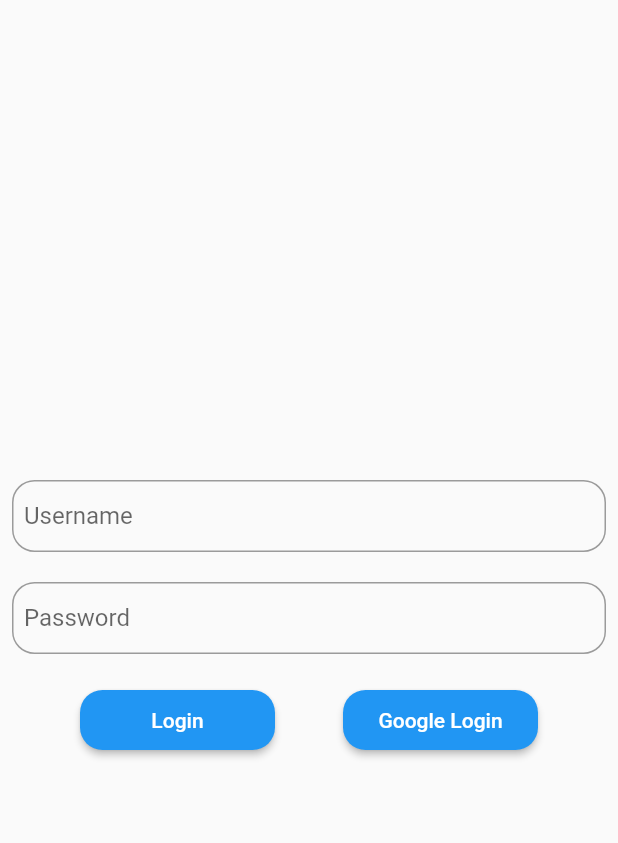
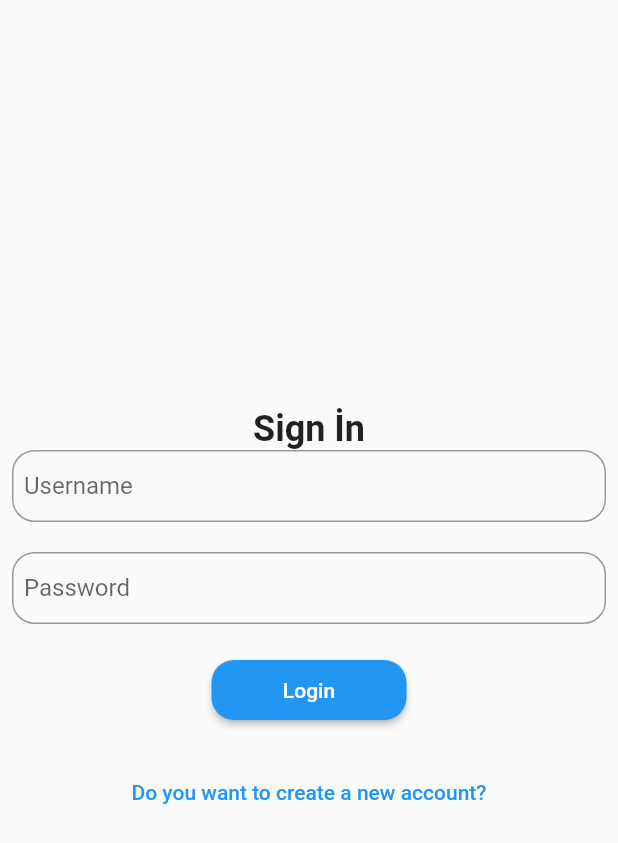
Before and after one commit to tyypgzl/FirebaseRestAPI, a Flutter app: the FireHomeView screen opened directly, after a tap on the "exit to app" icon, on a phone screen of 412 x 824 dp. Shown: the top 843 px of the screen. Run offline on Flutter 3.47's test engine with Material 2 defaults, Android fonts, the phone set to English and light mode, and no system bars; network calls fail.

Commit message:
Basit tasarımlarlar ile giriş ve kayıt işlemleri tamamlandı. Google ile giriş yeniden eklenecek(silindi).

```diff
--- a/Project/lib/core/services/google_signin_services.dart
+++ b/Project/lib/core/services/google_signin_services.dart
@@ -1,6 +1,5 @@
-import 'package:google_sign_in/google_sign_in.dart';
 
-class GoogleSignHelper {
+/* class GoogleSignHelper {
   static GoogleSignHelper _instance = GoogleSignHelper._private();
   GoogleSignHelper._private();
 
@@ -26,7 +25,7 @@ class GoogleSignHelper {
       if (await _googleSignIn.isSignedIn()) {
         final user = _googleSignIn.currentUser;
         final userData = await user!.authentication;
-        print(userData.accessToken);
+
         return userData;
       }
     } catch (e) {
@@ -43,3 +42,4 @@ class GoogleSignHelper {
     }
   }
 }
+ */
--- /dev/null
+++ b/Project/lib/ui/view/authentication/signIn/signin_view.dart
@@ -0,0 +1,124 @@
+import 'package:firebase_rest_api/core/model/user/user_auth_errror.dart';
+import 'package:firebase_rest_api/core/model/user/user_request.dart';
+import 'package:firebase_rest_api/core/services/firebase_servisces.dart';
+import 'package:firebase_rest_api/ui/view/authentication/signUp/signup_view.dart';
+import 'package:firebase_rest_api/ui/view/home/fire_home_view.dart';
+import 'package:flutter/material.dart';
+
+class SignInView extends StatefulWidget {
+  @override
+  _SignInViewState createState() => _SignInViewState();
+}
+
+class _SignInViewState extends State<SignInView> {
+  @override
+  Widget build(BuildContext context) {
+    var tfUsername = TextEditingController();
+    var tfPassword = TextEditingController();
+    FirebaseServices services = FirebaseServices();
+
+    return Scaffold(
+      body: Padding(
+        padding: const EdgeInsets.all(8.0),
+        child: Form(
+          child: Column(
+            mainAxisAlignment: MainAxisAlignment.center,
+            children: [
+              Text(
+                "Sign İn",
+                style: TextStyle(fontSize: 24, fontWeight: FontWeight.bold),
+              ),
+              customTextFormField(tfUsername, false, "Username"),
+              emptySizedBox(),
+              customTextFormField(tfPassword, true, "Password"),
+              emptySizedBox(),
+              Row(
+                mainAxisAlignment: MainAxisAlignment.spaceEvenly,
+                children: [
+                  customLoginButton(services, tfUsername, tfPassword, context),
+                ],
+              ),
+              emptySizedBox(),
+              TextButton(
+                onPressed: () {
+                  Navigator.push(context,
+                      MaterialPageRoute(builder: (context) => SignUpView()));
+                },
+                child: Text("Do you want to create a new account?"),
+              ),
+            ],
+          ),
+        ),
+      ),
+    );
+  }
+}
+
+Widget customTextFormField(TextEditingController tfController,
+        bool passwordVisible, String labelText) =>
+    TextFormField(
+      controller: tfController,
+      obscureText: passwordVisible,
+      decoration: InputDecoration(
+        labelText: labelText,
+        contentPadding: EdgeInsets.all(8),
+        border: OutlineInputBorder(
+          borderRadius: BorderRadius.circular(15),
+        ),
+      ),
+    );
+
+Widget emptySizedBox() => SizedBox(
+      height: 20,
+    );
+
+Widget customLoginButton(
+        FirebaseServices services,
+        TextEditingController tfUsername,
+        TextEditingController tfPassword,
+        BuildContext context) =>
+    ElevatedButton(
+      style: ElevatedButton.styleFrom(
+        shape: RoundedRectangleBorder(
+          borderRadius: BorderRadius.circular(15),
+        ),
+        minimumSize: Size(130, 40),
+      ),
+      onPressed: () async {
+        try {
+          var result = await services.SignInEmailPassword(
+            UserRequest(
+                email: tfUsername.text,
+                password: tfPassword.text,
+                returnSecureToken: true),
+          );
+          if (result is FirebaseAuthError) {
+            ScaffoldMessenger.of(context).showSnackBar(
+              SnackBar(
+                duration: Duration(seconds: 1),
+                content: Text(result.error!.message.toString()),
+              ),
+            );
+          } else {
+            ScaffoldMessenger.of(context).showSnackBar(
+              SnackBar(
+                duration: Duration(seconds: 1),
+                content: Text("User Login Succesful"),
+              ),
+            );
+            Navigator.pushAndRemoveUntil(
+                context,
+                MaterialPageRoute(builder: (context) => FireHomeView()),
+                (route) => false);
+          }
+        } catch (e) {
+          print("********************");
+          print(e.toString());
+        }
+        Future.delayed(Duration(seconds: 1), () {
+          tfUsername.text = "";
+          tfPassword.text = "";
+        });
+      },
+      child: Text("Login"),
+    );
--- a/Project/lib/ui/view/home/fire_home_view.dart
+++ b/Project/lib/ui/view/home/fire_home_view.dart
@@ -1,8 +1,7 @@
 import 'package:firebase_rest_api/core/model/student.dart';
 import 'package:firebase_rest_api/core/model/user.dart';
 import 'package:firebase_rest_api/core/services/firebase_servisces.dart';
-import 'package:firebase_rest_api/core/services/google_signin_services.dart';
-import 'package:firebase_rest_api/ui/view/authentication/login_view.dart';
+import 'package:firebase_rest_api/ui/view/authentication/signIn/signin_view.dart';
 import 'package:flutter/material.dart';
 
 class FireHomeView extends StatefulWidget {
@@ -22,10 +21,10 @@ class _FireHomeViewState extends State<FireHomeView> {
         actions: [
           IconButton(
             onPressed: () {
-              GoogleSignHelper.instance.signOut();
+              //  GoogleSignHelper.instance.signOut();
               Navigator.pushAndRemoveUntil(
                   context,
-                  MaterialPageRoute(builder: (context) => LoginView()),
+                  MaterialPageRoute(builder: (context) => SignInView()),
                   (route) => false);
             },
             icon: Icon(Icons.exit_to_app),
```
